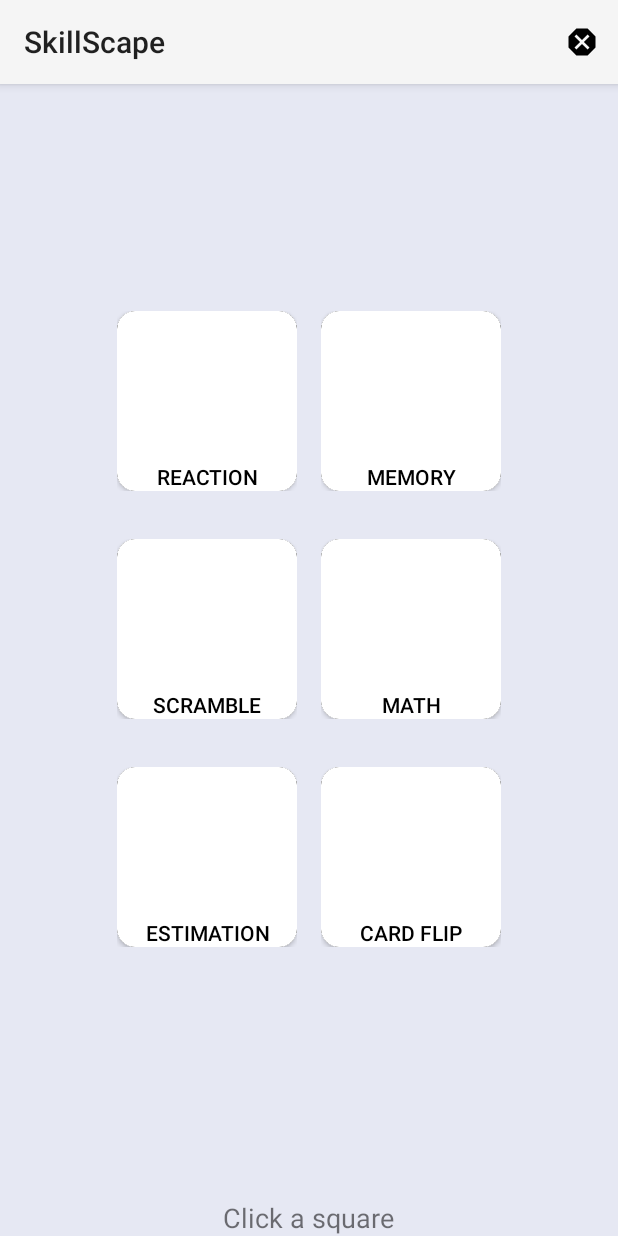
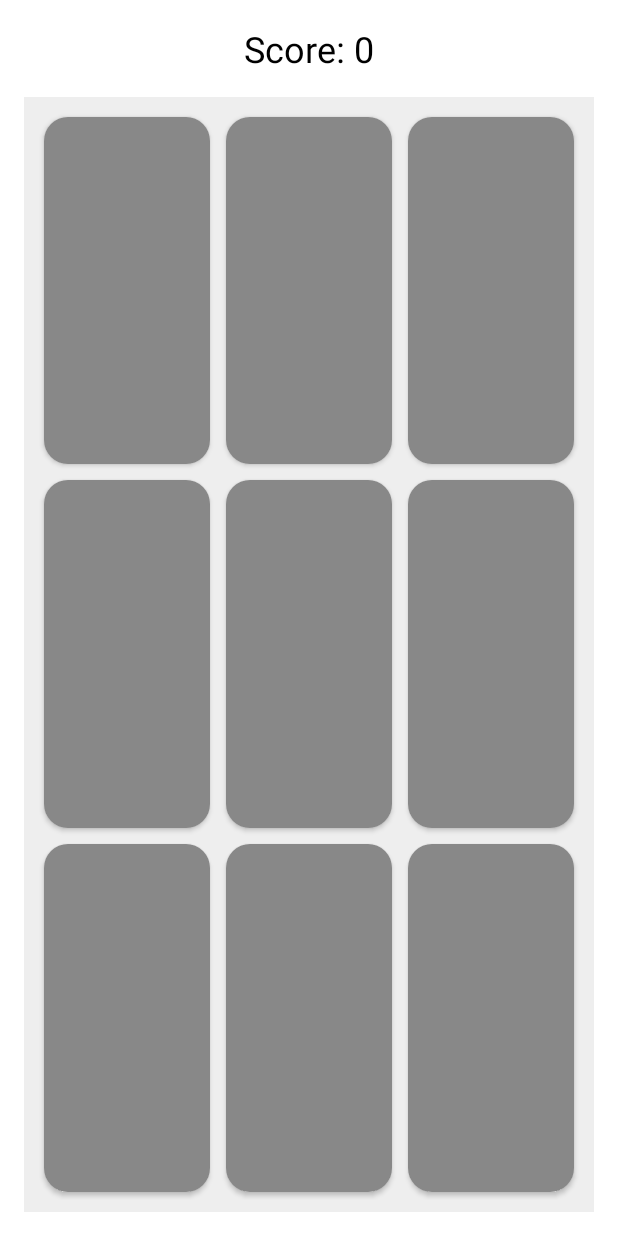
Before and after one commit to joshuaj0421/SkillScape, an Android app built with Jetpack Compose: the screen it shows after launch once a user with an empty profile is signed in (GamePickerActivity before the commit, MemorySequenceActivity after it), after a tap on "MEMORY", on a phone screen of 412 x 824 dp. Run offline under Robolectric (Android 15) with nearby library versions, the light colour scheme and no system bars; our stand-ins replace Firebase (no records; nobody signed in at launch, a user with empty details on screens opened directly).

Commit message:
sequence memory game complete

```diff
--- a/app/src/main/AndroidManifest.xml
+++ b/app/src/main/AndroidManifest.xml
@@ -31,6 +31,10 @@
             android:name=".ReactionTimeGameActivity"
             android:theme="@style/Theme.SkillScape">
         </activity>
+        <activity
+            android:name=".MemorySequenceActivity"
+            android:theme="@style/Theme.SkillScape">
+        </activity>
     </application>
 
 </manifest>
--- a/app/src/main/java/edu/uark/joshuaj/skillscape/GamePickerActivity.kt
+++ b/app/src/main/java/edu/uark/joshuaj/skillscape/GamePickerActivity.kt
@@ -41,6 +41,8 @@ class GamePickerActivity : AppCompatActivity() {
             startActivity(intent)
         }
         square2.setOnClickListener {
+            val intent = Intent(this, MemorySequenceActivity::class.java)
+            startActivity(intent)
         }
         square3.setOnClickListener {
         }
--- /dev/null
+++ b/app/src/main/java/edu/uark/joshuaj/skillscape/MemorySequenceActivity.kt
@@ -0,0 +1,156 @@
+package edu.uark.joshuaj.skillscape
+
+import android.graphics.Color
+import android.graphics.drawable.GradientDrawable
+import android.os.Bundle
+import android.os.Handler
+import android.widget.Button
+import android.widget.GridLayout
+import android.widget.TextView
+import androidx.appcompat.app.AppCompatActivity
+import kotlin.random.Random
+
+class MemorySequenceActivity : AppCompatActivity() {
+
+    private lateinit var buttons: Array<Button>
+    private lateinit var scoreTextView: TextView
+    private val sequence = mutableListOf<Int>()
+    private val userInput = mutableListOf<Int>()
+    private var currentIndex = 0
+    private var score = 0
+    private val handler = Handler()
+    private var isGameOver = false
+
+    private val buttonHighlightColors = arrayOf(
+        Color.RED, Color.GREEN, Color.BLUE, Color.CYAN,
+        Color.MAGENTA, Color.YELLOW, Color.LTGRAY, Color.DKGRAY, Color.WHITE
+    )
+    private val defaultColor = Color.GRAY
+
+    override fun onCreate(savedInstanceState: Bundle?) {
+        super.onCreate(savedInstanceState)
+        setContentView(R.layout.activity_memory_sequence)
+
+        // Initialize UI components
+        scoreTextView = findViewById(R.id.scoreTextView)
+        val gridLayout = findViewById<GridLayout>(R.id.gridLayout)
+
+        // Initialize buttons with a default gray color
+        buttons = Array(9) { index ->
+            val button = Button(this)
+            button.layoutParams = GridLayout.LayoutParams().apply {
+                width = 0
+                height = 0
+                columnSpec = GridLayout.spec(index % 3, 1, 1f)
+                rowSpec = GridLayout.spec(index / 3, 1, 1f)
+                setMargins(8, 8, 8, 8) // Space between buttons
+            }
+            button.background = createRoundedBackground(defaultColor)
+            button.setOnClickListener { onButtonClicked(index) }
+            gridLayout.addView(button)
+            button
+        }
+
+        startNewGame()
+    }
+
+    private fun createRoundedBackground(color: Int): GradientDrawable {
+        return GradientDrawable().apply {
+            shape = GradientDrawable.RECTANGLE
+            cornerRadius = 24f // Rounded corners
+            setColor(color)
+        }
+    }
+
+    private fun startNewGame() {
+        sequence.clear()
+        userInput.clear()
+        currentIndex = 0
+        score = 0
+        isGameOver = false
+        updateScore()
+        enableButtons(true)
+        generateNextSequence()
+    }
+
+    private fun generateNextSequence() {
+        sequence.add(Random.nextInt(0, 9))
+        userInput.clear()
+        currentIndex = 0
+
+        // Delay before showing the new sequence
+        handler.postDelayed({
+            showSequence()
+        }, 1000) // 1 second delay
+    }
+
+    private fun showSequence() {
+        var delay = 0L
+        for (index in sequence) {
+            handler.postDelayed({
+                highlightButton(index, true) // Highlight with unique color
+            }, delay)
+            delay += 700 // Longer duration for each highlight
+        }
+        handler.postDelayed({
+            resetButtonColors()
+        }, delay)
+    }
+
+    private fun highlightButton(index: Int, isHighlightingSequence: Boolean) {
+        val highlightColor = if (isHighlightingSequence) buttonHighlightColors[index] else defaultColor
+        buttons[index].background = createRoundedBackground(highlightColor)
+        handler.postDelayed({
+            buttons[index].background = createRoundedBackground(defaultColor)
+        }, 500) // Highlight duration (500 ms)
+    }
+
+    private fun resetButtonColors() {
+        buttons.forEach {
+            it.background = createRoundedBackground(defaultColor)
+        }
+    }
+
+    private fun onButtonClicked(index: Int) {
+        if (isGameOver) return
+
+        // Highlight button with its unique color when clicked
+        buttons[index].background = createRoundedBackground(buttonHighlightColors[index])
+        handler.postDelayed({
+            buttons[index].background = createRoundedBackground(defaultColor)
+        }, 300) // Click highlight duration (300 ms)
+
+        // Add user input
+        userInput.add(index)
+
+        // Validate user input
+        if (index == sequence[currentIndex]) {
+            currentIndex++
+            if (currentIndex == sequence.size) {
+                score++
+                updateScore()
+
+                // Wait for user highlight to go away before showing the next sequence
+                handler.postDelayed({
+                    generateNextSequence()
+                }, 1000) // Wait 1 second before showing the new sequence
+            }
+        } else {
+            endGame()
+        }
+    }
+
+    private fun updateScore() {
+        scoreTextView.text = "Score: $score"
+    }
+
+    private fun endGame() {
+        isGameOver = true
+        enableButtons(false)
+        scoreTextView.text = "Final Score: $score"
+    }
+
+    private fun enableButtons(enable: Boolean) {
+        buttons.forEach { it.isEnabled = enable }
+    }
+}
--- /dev/null
+++ b/app/src/main/res/layout/activity_memory_sequence.xml
@@ -0,0 +1,33 @@
+<?xml version="1.0" encoding="utf-8"?>
+<LinearLayout
+    xmlns:android="http://schemas.android.com/apk/res/android"
+    android:layout_width="match_parent"
+    android:layout_height="match_parent"
+    android:orientation="vertical"
+    android:padding="16dp"
+    android:gravity="center"
+    android:background="#FFFFFF">
+
+    <!-- Score Tracker -->
+    <TextView
+        android:id="@+id/scoreTextView"
+        android:layout_width="wrap_content"
+        android:layout_height="wrap_content"
+        android:text="Score: 0"
+        android:textSize="24sp"
+        android:layout_gravity="center"
+        android:paddingBottom="16dp"
+        android:textColor="#000000" />
+
+    <!-- 3x3 Button Grid -->
+    <GridLayout
+        android:id="@+id/gridLayout"
+        android:layout_width="match_parent"
+        android:layout_height="0dp"
+        android:layout_weight="1"
+        android:rowCount="3"
+        android:columnCount="3"
+        android:layout_gravity="center"
+        android:background="#EEEEEE"
+        android:padding="8dp" />
+</LinearLayout>
```
